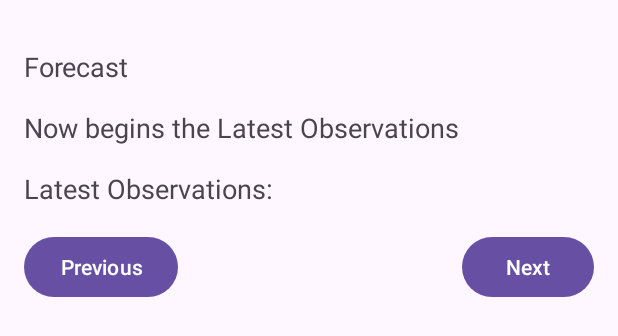
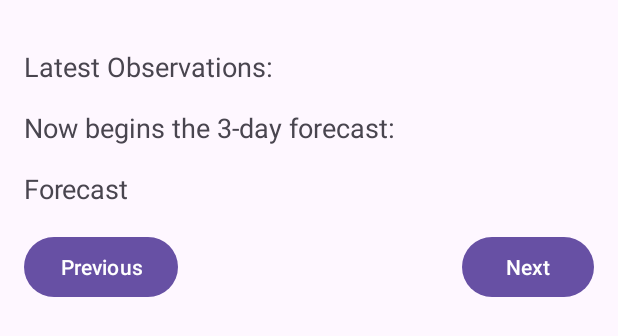
Before and after one commit to Virgo-Alpha/Benson_Mugure_S2038770, an Android app: the layout activity_main.xml on its own in the app's theme, with its tools: preview values and no code run, on a phone screen of 412 x 824 dp. Shown: the top 336 px of the screen. Run offline under Robolectric (Android 15) with nearby library versions, the phone set to English and light mode, and no system bars.

```diff
--- a/app/src/main/res/layout/activity_main.xml
+++ b/app/src/main/res/layout/activity_main.xml
@@ -20,12 +20,12 @@
             android:textSize="20sp"
             android:layout_centerHorizontal="true"/>
 
-        <!-- Move observationDisplay below separationText -->
+        <!-- Move observationDisplay above separationText -->
         <TextView
             android:id="@+id/observationDisplay"
             android:layout_width="wrap_content"
             android:layout_height="wrap_content"
-            android:layout_below="@id/separationText"
+            android:layout_below="@id/locationDisplay"
             android:layout_marginTop="16dp"
             android:text="@string/observation"
             android:textSize="18sp" />
@@ -34,17 +34,17 @@
             android:id="@+id/separationText"
             android:layout_width="wrap_content"
             android:layout_height="wrap_content"
-            android:layout_below="@id/forecastDisplay"
+            android:layout_below="@id/observationDisplay"
             android:layout_marginTop="16dp"
             android:text="@string/separation"
             android:textSize="18sp" />
 
-        <!-- Move forecastDisplay below locationDisplay -->
+        <!-- Move forecastDisplay below separationText -->
         <TextView
             android:id="@+id/forecastDisplay"
             android:layout_width="wrap_content"
             android:layout_height="wrap_content"
-            android:layout_below="@id/locationDisplay"
+            android:layout_below="@id/separationText"
             android:layout_marginTop="16dp"
             android:text="@string/forecast"
             android:textSize="18sp" />
@@ -53,7 +53,7 @@
             android:id="@+id/prevButton"
             android:layout_width="wrap_content"
             android:layout_height="wrap_content"
-            android:layout_below="@id/observationDisplay"
+            android:layout_below="@id/forecastDisplay"
             android:layout_marginTop="16dp"
             android:text="@string/previous" />
 
@@ -61,7 +61,7 @@
             android:id="@+id/nextButton"
             android:layout_width="wrap_content"
             android:layout_height="wrap_content"
-            android:layout_below="@id/observationDisplay"
+            android:layout_below="@id/forecastDisplay"
             android:layout_marginTop="16dp"
             android:layout_alignParentEnd="true"
             android:text="@string/next" />
--- a/app/src/main/res/values/strings.xml
+++ b/app/src/main/res/values/strings.xml
@@ -8,7 +8,7 @@
     <string name="previous">Previous</string>
     <string name="forecast">Forecast</string>
     <string name="location">Location: </string>
-    <string name="separation">Now begins the Latest Observations</string>
+    <string name="separation">Now begins the 3-day forecast: </string>
     <string name="observation">Latest Observations: </string>
 
     <string name="lorem_ipsum">
```
Also changed, not shown: app/src/main/java/org/me/gcu/benson_mugure_s2038770/MainActivity.java (+22 -23 lines).
